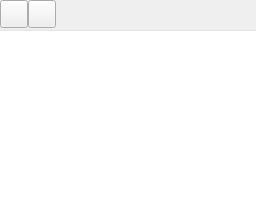
First picture: the form in plugins/perspective/GraphPerspective/designer/AlgorithmRunnerItem.ui, repository vadivelselvaraj/TulipGLImprovement, before the edit.
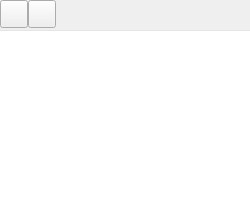
Second picture: the form after the edit. Icons and pictures are not drawn.

Commit message: Algorithm runner parameter tables done

Diff of the .ui file:
```diff
--- a/plugins/perspective/GraphPerspective/designer/AlgorithmRunnerItem.ui
+++ b/plugins/perspective/GraphPerspective/designer/AlgorithmRunnerItem.ui
@@ -2,6 +2,14 @@
 <ui version="4.0">
  <class>AlgorithmRunnerItemData</class>
  <widget class="QWidget" name="AlgorithmRunnerItemData">
+  <property name="geometry">
+   <rect>
+    <x>0</x>
+    <y>0</y>
+    <width>250</width>
+    <height>217</height>
+   </rect>
+  </property>
   <property name="styleSheet">
    <string notr="true">#algFrame {
   border-top: 0px solid red;
@@ -121,15 +129,12 @@
    </item>
    <item>
     <widget class="QTableView" name="parameters">
-     <property name="sizePolicy">
-      <sizepolicy hsizetype="Expanding" vsizetype="Minimum">
-       <horstretch>0</horstretch>
-       <verstretch>0</verstretch>
-      </sizepolicy>
-     </property>
      <property name="frameShape">
       <enum>QFrame::NoFrame</enum>
      </property>
+     <property name="verticalScrollBarPolicy">
+      <enum>Qt::ScrollBarAlwaysOff</enum>
+     </property>
      <property name="editTriggers">
       <set>QAbstractItemView::CurrentChanged|QAbstractItemView::DoubleClicked|QAbstractItemView::SelectedClicked</set>
      </property>
@@ -142,9 +147,6 @@
      <property name="dragDropOverwriteMode">
       <bool>false</bool>
      </property>
-     <property name="wordWrap">
-      <bool>false</bool>
-     </property>
      <attribute name="horizontalHeaderVisible">
       <bool>false</bool>
      </attribute>
@@ -157,11 +159,21 @@
      <attribute name="verticalHeaderDefaultSectionSize">
       <number>27</number>
      </attribute>
-     <attribute name="verticalHeaderStretchLastSection">
-      <bool>false</bool>
-     </attribute>
     </widget>
    </item>
+   <item>
+    <spacer name="verticalSpacer">
+     <property name="orientation">
+      <enum>Qt::Vertical</enum>
+     </property>
+     <property name="sizeHint" stdset="0">
+      <size>
+       <width>1</width>
+       <height>1</height>
+      </size>
+     </property>
+    </spacer>
+   </item>
   </layout>
  </widget>
  <resources/>
```
The commit also changes 11 other files.
